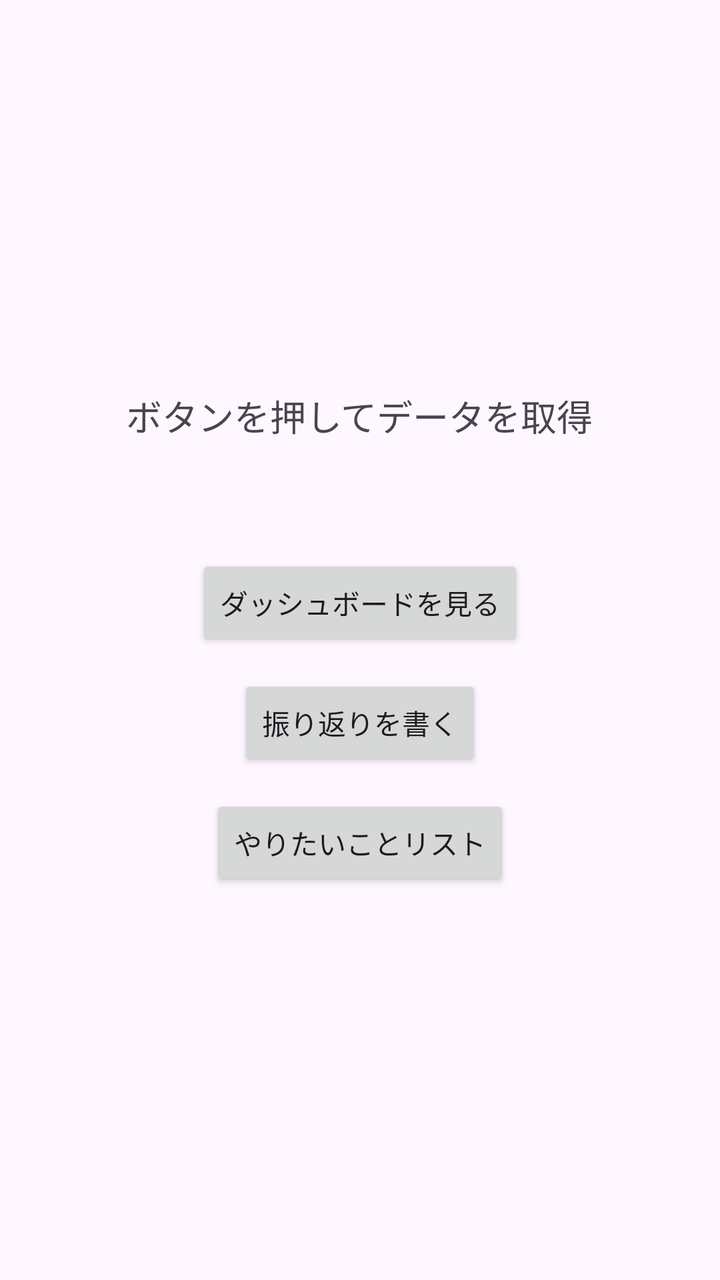
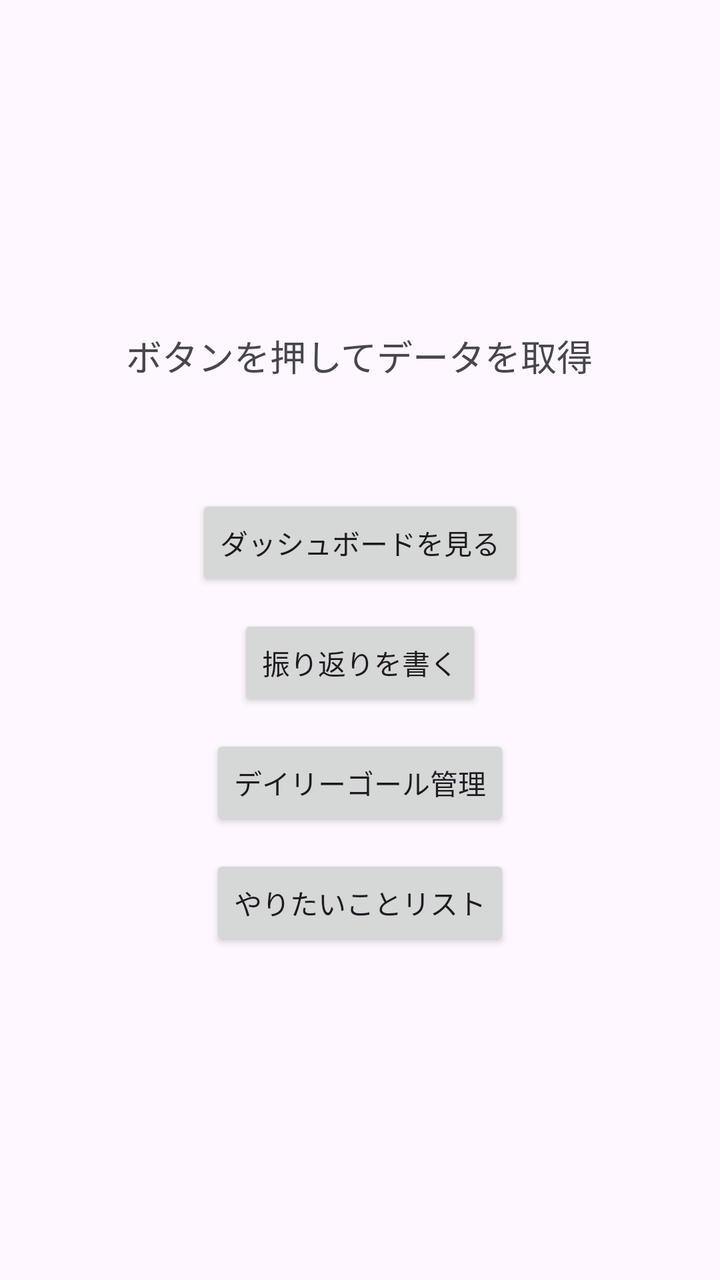

Screens rendered from an Android XML layout before and after an edit, with the pre-edit source and the edit as a unified diff.
<!-- AndroidManifest.xml: application theme Theme.NinjaHabits -->
<!-- res/layout/activity_main.xml -->
<?xml version="1.0" encoding="utf-8"?>
<LinearLayout xmlns:android="http://schemas.android.com/apk/res/android"
    android:layout_width="match_parent"
    android:layout_height="match_parent"
    android:orientation="vertical"
    android:gravity="center"
    android:padding="20dp">

    <TextView
        android:id="@+id/statusText"
        android:layout_width="wrap_content"
        android:layout_height="wrap_content"
        android:text="ボタンを押してデータを取得"
        android:textSize="18sp"
        android:layout_marginBottom="20dp" />

    <TextView
        android:id="@+id/lastSyncText"
        android:layout_width="wrap_content"
        android:layout_height="wrap_content"
        android:text=""
        android:textSize="12sp"
        android:textColor="#888888"
        android:layout_marginBottom="8dp" />

    <Button
        android:id="@+id/dashboardButton"
        android:layout_width="wrap_content"
        android:layout_height="wrap_content"
        android:layout_marginTop="12dp"
        android:text="ダッシュボードを見る" />

    <Button
        android:id="@+id/reflectionButton"
        android:layout_width="wrap_content"
        android:layout_height="wrap_content"
        android:layout_marginTop="12dp"
        android:text="振り返りを書く" />

    <Button
        android:id="@+id/wishListButton"
        android:layout_width="wrap_content"
        android:layout_height="wrap_content"
        android:layout_marginTop="12dp"
        android:text="やりたいことリスト" />

</LinearLayout>
<!-- resources referenced by this layout -->
<resources>
  <style name="Theme.NinjaHabits" parent="Base.Theme.NinjaHabits" />
  <style name="Base.Theme.NinjaHabits" parent="Theme.Material3.DayNight.NoActionBar">
          
          
      </style>
</resources>

<!-- the commit's change to res/layout/activity_main.xml (unified diff, before → after) -->
@@ -38,6 +38,13 @@
         android:text="振り返りを書く" />
 
     <Button
+        android:id="@+id/dailyGoalsButton"
+        android:layout_width="wrap_content"
+        android:layout_height="wrap_content"
+        android:layout_marginTop="12dp"
+        android:text="デイリーゴール管理" />
+
+    <Button
         android:id="@+id/wishListButton"
         android:layout_width="wrap_content"
         android:layout_height="wrap_content"
